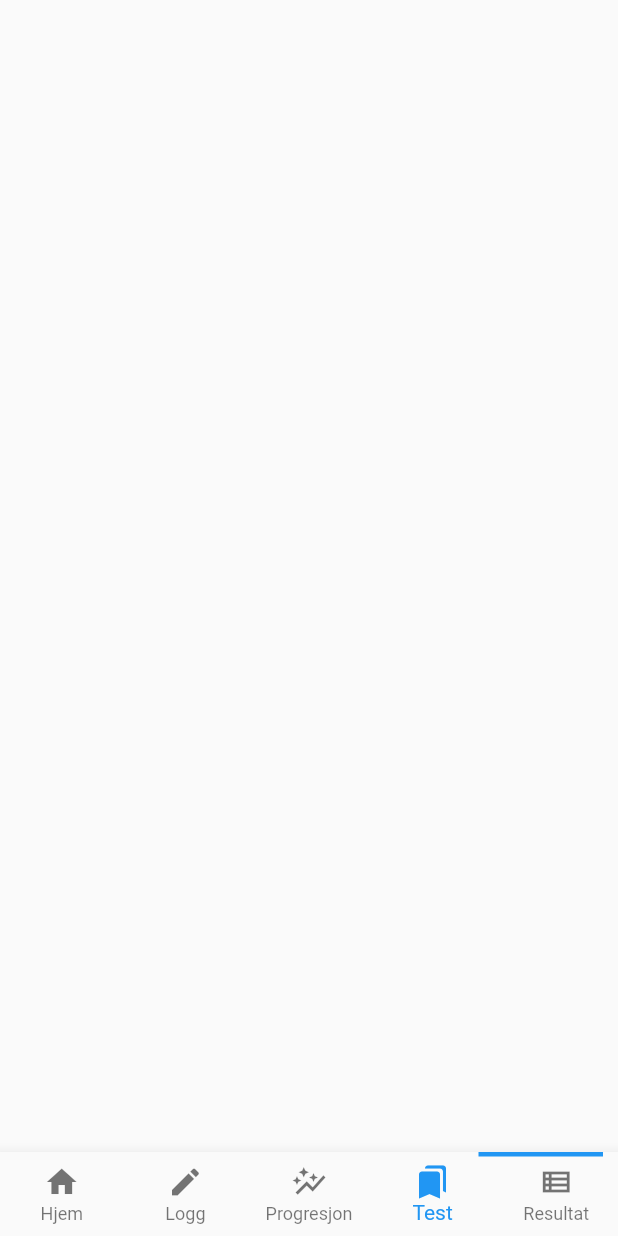
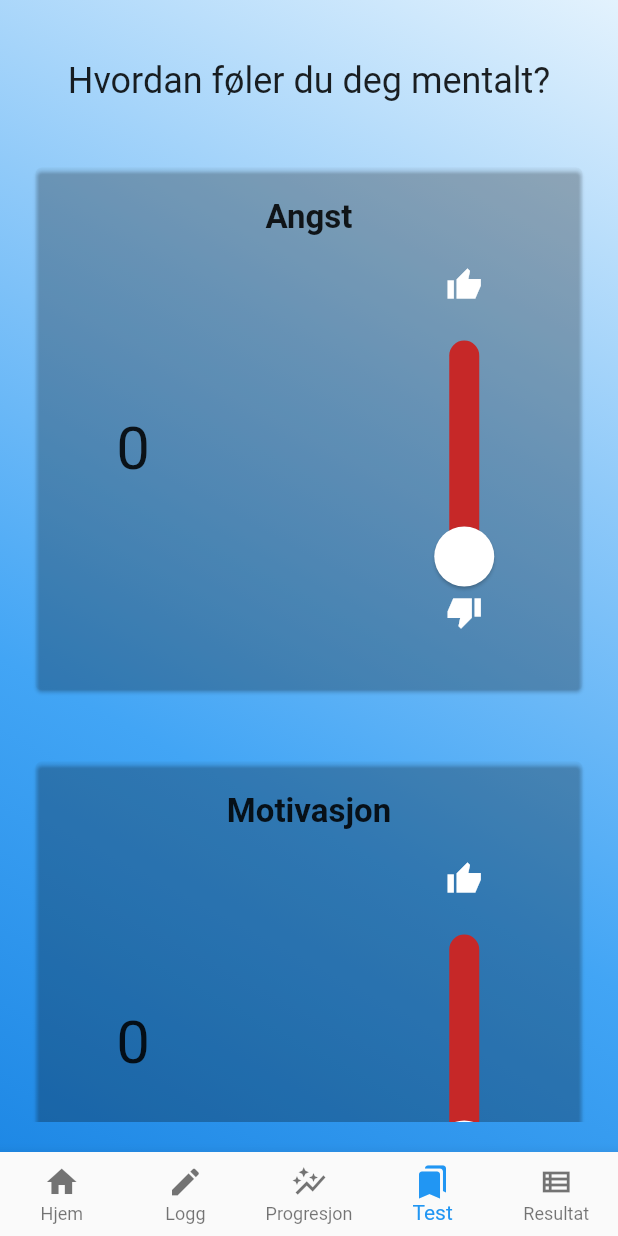
Before and after one commit to Thorabc/FlutterAppFour, a Flutter app: the MhMain screen opened by its route, item 4 of the bottom bar chosen, on a phone screen of 412 x 824 dp. Run offline on Flutter 3.47's test engine with Material 2 defaults, Android fonts, the phone set to English and light mode, and no system bars; our stand-ins replace get; missing offline and left inert: dart:html.

Commit message:
no message

```diff
--- a/lib/main.dart
+++ b/lib/main.dart
@@ -6,6 +6,8 @@ import 'package:get/get.dart';
 void main() {
   runApp(const App());
 }
+
+
 
 class App extends StatelessWidget {
   const App({Key? key}) : super(key: key);
--- a/lib/routes/app_pages.dart
+++ b/lib/routes/app_pages.dart
@@ -1,7 +1,15 @@
 import 'package:flutter_application_4/screens/home/home.dart';
 import 'package:flutter_application_4/screens/home/home_bindings.dart';
+import 'package:flutter_application_4/screens/mental_helse/logg/logg.dart';
+import 'package:flutter_application_4/screens/mental_helse/logg/logg_bindings.dart';
 import 'package:flutter_application_4/screens/mental_helse/mh_main/mh_main.dart';
 import 'package:flutter_application_4/screens/mental_helse/mh_main/mh_main_bindings.dart';
+import 'package:flutter_application_4/screens/mental_helse/progresjon/progresjon.dart';
+import 'package:flutter_application_4/screens/mental_helse/progresjon/progresjon_binding.dart';
+import 'package:flutter_application_4/screens/mental_helse/resultat/resultat.dart';
+import 'package:flutter_application_4/screens/mental_helse/resultat/resultat_bindings.dart';
+import 'package:flutter_application_4/screens/mental_helse/test_page/test.dart';
+import 'package:flutter_application_4/screens/mental_helse/test_page/test_bindings.dart';
 import 'package:flutter_application_4/screens/root/root_bindings.dart';
 import 'package:flutter_application_4/screens/root/root_view.dart';
 import 'package:get/get.dart';
@@ -30,6 +38,33 @@ class AppPages {
             name: Routes.mhMain,
             page: () => MhMain(),
             binding: MhMainBindings(),
+            children: [
+              GetPage(
+                name: Routes.logg,
+                page: () => Logg(),
+                binding: LoggBindings(),
+              ),
+              GetPage(
+                name: Routes.progresjon,
+                page: () => Progresjon(),
+                binding: ProgresjonBindings(),
+              ),
+              GetPage(
+                name: Routes.test,
+                page: () => Test(),
+                binding: TestBindings(),
+              ),
+              GetPage(
+                name: Routes.resultat,
+                page: () => Resultat(),
+                binding: ResultatBindings(),
+              ),
+              GetPage(
+                name: Routes.resultat,
+                page: () => Resultat(),
+                binding: ResultatBindings(),
+              ),
+            ],
           )
         ])
   ];
--- a/lib/routes/app_routes.dart
+++ b/lib/routes/app_routes.dart
@@ -7,6 +7,9 @@ class Routes {
   static const Profile = Paths.home + Paths.profile;
   static const mhMain = Paths.home + Paths.mhMain;
   static const profile = Paths.home + Paths.mhMain + Paths.profile;
+  static const logg = Paths.home + Paths.mhMain + Paths.logg;
+  static const progresjon = Paths.home + Paths.mhMain + Paths.progresjon;
+  static const test = Paths.home + Paths.mhMain + Paths.test;
   static const resultat = Paths.home + Paths.mhMain + Paths.resultat;
 }
 
@@ -15,6 +18,9 @@ class Paths {
 
   static const String home = '/home';
   static const String profile = '/profile';
+  static const String logg = '/logg';
+  static const String progresjon = '/progresjon';
   static const String resultat = '/resultat';
+  static const String test = '/test';
   static const String mhMain = '/mh_main';
 }
--- /dev/null
+++ b/lib/screens/mental_helse/logg/logg_controller.dart
@@ -0,0 +1,4 @@
+import 'package:flutter/material.dart';
+import 'package:get/get.dart';
+
+class LoggController extends GetxController {}
--- /dev/null
+++ b/lib/screens/mental_helse/mh_home/mh_home_controller.dart
@@ -0,0 +1,4 @@
+import 'package:flutter/material.dart';
+import 'package:get/get.dart';
+
+class MhHomeController extends GetxController {}
--- a/lib/screens/mental_helse/mh_main/mh_main.dart
+++ b/lib/screens/mental_helse/mh_main/mh_main.dart
@@ -1,6 +1,7 @@
 import 'package:flutter/cupertino.dart';
 import 'package:flutter/material.dart';
 import 'package:flutter/painting.dart';
+import 'package:flutter_application_4/screens/mental_helse/logg/logg.dart';
 import 'package:flutter_application_4/screens/mental_helse/resultat/resultat.dart';
 import 'package:flutter_application_4/screens/mental_helse/test_page/test.dart';
 import 'package:get/get.dart';
@@ -17,6 +18,7 @@ import 'package:get/get.dart';
 
 import 'mh_main_controller.dart';
 
+//Du kan bytte ut navnet "MhMain" med et annet
 class MhMain extends StatefulWidget {
   @override
   State createState() => _MhMainState();
@@ -37,6 +39,8 @@ class _MhMainState extends State<MhMain> {
               child: IndexedStack(
                 index: controller.tabIndex,
                 children: [
+                  Home(),
+                  Logg(),
                   Resultat(),
                   Test(),
                 ],
@@ -46,11 +50,13 @@ class _MhMainState extends State<MhMain> {
               Positioned(
                 child: BottomNavigationBar(
                   key: _bottomNavigationBarKey,
+                  //funksjonaliteten til navigasjonsbaren ligger i controller
                   onTap: controller.changeTabIndex,
                   currentIndex: controller.tabIndex,
                   showSelectedLabels: true,
                   showUnselectedLabels: true,
                   type: BottomNavigationBarType.fixed,
+                  //her er hvert element i navigasjonsbaren, du kan bytte ut ikonene med andre.
                   items: [
                     BottomNavigationBarItem(
                         icon: Icon(Icons.home), label: "Hjem"),
@@ -81,126 +87,12 @@ class _MhMainState extends State<MhMain> {
                 child: Padding(
                     padding: const EdgeInsets.only(left: 10, right: 10),
                     child: Container(
-                        height: 3,
-                        width: (bottomNavigationBarSize.width - 80) / 4,
-                        color: Theme.of(context).primaryColor)),
+                      height: 3,
+                      width: (bottomNavigationBarSize.width - 80) / 5,
+                    )),
               ),
             ]));
       },
     );
   }
 }
-
-
-// class MhMain extends GetView<MhMainController> {
-//   final TextStyle unselectedLabelStyle = TextStyle(
-//       color: Colors.white.withOpacity(0.5),
-//       fontWeight: FontWeight.w500,
-//       fontSize: 12);
-
-//   final TextStyle selectedLabelStyle =
-//       TextStyle(color: Colors.white, fontWeight: FontWeight.w500, fontSize: 12);
-//   @override
-//   buildBottomNavigationMenu(context, MhMainController) {
-//     return Obx(() => Container(
-//           decoration: BoxDecoration(
-//               gradient: LinearGradient(
-//             begin: Alignment.topRight,
-//             end: Alignment.bottomLeft,
-//             colors: [
-//               Colors.blue.shade50,
-//               Colors.blue.shade200,
-//               Colors.blue.shade400,
-//               Colors.blue.shade600,
-//             ],
-//           )),
-//           child: MediaQuery(
-//               data: MediaQuery.of(context).copyWith(textScaleFactor: 1.0),
-//               child: SizedBox(
-//                 height: 54,
-//                 child: BottomNavigationBar(
-//                   showUnselectedLabels: true,
-//                   showSelectedLabels: true,
-//                   onTap: MhMainController.changeTabIndex,
-//                   currentIndex: MhMainController.tabIndex.value,
-//                   unselectedItemColor: Colors.white.withOpacity(0.5),
-//                   selectedItemColor: Colors.white,
-//                   unselectedLabelStyle: unselectedLabelStyle,
-//                   selectedLabelStyle: selectedLabelStyle,
-//                   items: [
-//                     BottomNavigationBarItem(
-//                       icon: Container(
-//                         margin: EdgeInsets.only(bottom: 7),
-//                         child: Icon(
-//                           Icons.home,
-//                           size: 20.0,
-//                         ),
-//                       ),
-//                       label: 'Hjem',
-//                       backgroundColor: Color.fromRGBO(36, 54, 101, 1.0),
-//                     ),
-//                     BottomNavigationBarItem(
-//                       icon: Container(
-//                         margin: EdgeInsets.only(bottom: 7),
-//                         child: Icon(
-//                           Icons.edit,
-//                           size: 20.0,
-//                         ),
-//                       ),
-//                       label: 'Logg',
-//                       backgroundColor: Color.fromRGBO(36, 54, 101, 1.0),
-//                     ),
-//                     BottomNavigationBarItem(
-//                       icon: Container(
-//                         margin: EdgeInsets.only(bottom: 7),
-//                         child: Icon(
-//                           Icons.auto_graph,
-//                           size: 20.0,
-//                         ),
-//                       ),
-//                       label: 'Progresjon',
-//                       backgroundColor: Color.fromRGBO(36, 54, 101, 1.0),
-//                     ),
-//                     BottomNavigationBarItem(
-//                       icon: Container(
-//                         margin: EdgeInsets.only(bottom: 7),
-//                         child: Icon(
-//                           Icons.bookmarks_rounded,
-//                           size: 20.0,
-//                         ),
-//                       ),
-//                       label: 'Test',
-//                       backgroundColor: Color.fromRGBO(36, 54, 101, 1.0),
-//                     ),
-//                     BottomNavigationBarItem(
-//                       icon: Container(
-//                         margin: EdgeInsets.only(bottom: 7),
-//                         child: Icon(
-//                           Icons.view_list_outlined,
-//                           size: 20.0,
-//                         ),
-//                       ),
-//                       label: 'Resultater',
-//                     ),
-//                   ],
-//                 ),
-//               )),
-//         ));
-//   }
-
-//   @override
-//   Widget build(BuildContext context) {
-//     return SafeArea(
-//         child: Scaffold(
-//       bottomNavigationBar:
-//           buildBottomNavigationMenu(context, MhMainController()),
-//       body: Obx(() => IndexedStack(
-//             index: MhMainController.tabIndex.value,
-//             children: [
-//               Resultat(),
-//               Test(),
-//             ],
-//           )),
-//     ));
-//   }
-// }
--- /dev/null
+++ b/lib/screens/mental_helse/progresjon/progresjon_controller.dart
@@ -0,0 +1,4 @@
+import 'package:flutter/material.dart';
+import 'package:get/get.dart';
+
+class ProgresjonController extends GetxController {}
--- a/lib/screens/mental_helse/test_page/test_bindings.dart
+++ b/lib/screens/mental_helse/test_page/test_bindings.dart
@@ -1,7 +1,7 @@
 import 'package:flutter_application_4/screens/mental_helse/test_page/test_controller.dart';
 import 'package:get/get.dart';
 
-class HomeBindings extends Bindings {
+class TestBindings extends Bindings {
   @override
   void dependencies() {
     Get.lazyPut<TestController>(
```
Also changed, not shown: lib/screens/mental_helse/logg/logg.dart (added, +15 -0 lines), lib/screens/mental_helse/logg/logg_bindings.dart (added, +12 -0 lines), lib/screens/mental_helse/mh_home/mh_home.dart (added, +15 -0 lines), lib/screens/mental_helse/mh_home/mh_home_bindings.dart (added, +11 -0 lines), lib/screens/mental_helse/progresjon/progresjon.dart (added, +16 -0 lines), lib/screens/mental_helse/progresjon/progresjon_binding.dart (added, +13 -0 lines), pubspec.lock.
